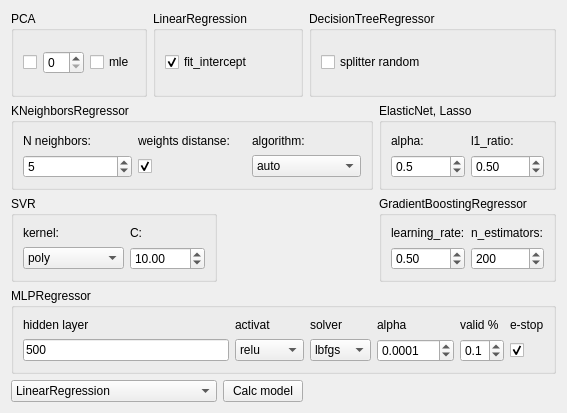
Before: the Qt Designer form qt/regression_form.ui in idergunoff/domanic, drawn with Qt 5.
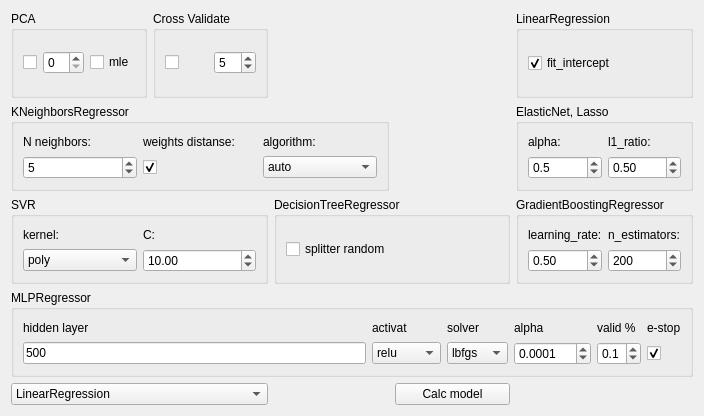
After: the same form once the commit is applied.

Commit message: regression, cross-val

```diff
--- a/qt/regression_form.ui
+++ b/qt/regression_form.ui
@@ -6,14 +6,21 @@
    <rect>
     <x>0</x>
     <y>0</y>
-    <width>567</width>
-    <height>413</height>
+    <width>704</width>
+    <height>416</height>
    </rect>
   </property>
   <property name="windowTitle">
    <string>Regression</string>
   </property>
-  <layout class="QGridLayout" name="gridLayout_9">
+  <layout class="QGridLayout" name="gridLayout_10">
+   <item row="4" column="3">
+    <widget class="QPushButton" name="pushButton_calc_model">
+     <property name="text">
+      <string>Calc model</string>
+     </property>
+    </widget>
+   </item>
    <item row="0" column="0">
     <widget class="QGroupBox" name="groupBox_8">
      <property name="title">
@@ -40,200 +47,6 @@
      </layout>
     </widget>
    </item>
-   <item row="0" column="1" colspan="2">
-    <widget class="QGroupBox" name="groupBox">
-     <property name="title">
-      <string>LinearRegression</string>
-     </property>
-     <layout class="QGridLayout" name="gridLayout">
-      <item row="0" column="0">
-       <widget class="QCheckBox" name="checkBox_fit_intercept">
-        <property name="toolTip">
-         <string>Определяет, нужно ли добавлять свободный член (пересечение) в модель. Если fit_intercept включен, то модель будет иметь угол наклона и свободный член (смещение). Если fit_intercept отключен, то угол наклона будет определен без свободного члена.</string>
-        </property>
-        <property name="text">
-         <string>fit_intercept</string>
-        </property>
-        <property name="checked">
-         <bool>true</bool>
-        </property>
-       </widget>
-      </item>
-     </layout>
-    </widget>
-   </item>
-   <item row="0" column="3" colspan="2">
-    <widget class="QGroupBox" name="groupBox_3">
-     <property name="title">
-      <string>DecisionTreeRegressor</string>
-     </property>
-     <layout class="QGridLayout" name="gridLayout_2">
-      <item row="0" column="0">
-       <widget class="QCheckBox" name="checkBox_splitter_rnd">
-        <property name="toolTip">
-         <string>Стратегия, используемая для выбора разделения в узлах. Возможные значения - &quot;best&quot; (выбирается лучшее разделение) или &quot;random&quot; (выбирается случайное разделение)</string>
-        </property>
-        <property name="text">
-         <string>splitter random</string>
-        </property>
-       </widget>
-      </item>
-     </layout>
-    </widget>
-   </item>
-   <item row="1" column="0" colspan="4">
-    <widget class="QGroupBox" name="groupBox_4">
-     <property name="title">
-      <string>KNeighborsRegressor</string>
-     </property>
-     <layout class="QGridLayout" name="gridLayout_4">
-      <item row="0" column="1">
-       <widget class="QLabel" name="label_41">
-        <property name="toolTip">
-         <string>Если выключено, все ближайшие соседи вносят одинаковый вклад в прогноз, если включено вклад каждого соседа зависит от его расстояния до целевой точки.</string>
-        </property>
-        <property name="text">
-         <string>weights distanse:</string>
-        </property>
-       </widget>
-      </item>
-      <item row="0" column="2">
-       <widget class="QLabel" name="label_36">
-        <property name="toolTip">
-         <string>Выбор определенного алгоритма может ускорить вычисления для больших данных</string>
-        </property>
-        <property name="text">
-         <string>algorithm:</string>
-        </property>
-       </widget>
-      </item>
-      <item row="0" column="0">
-       <widget class="QLabel" name="label_39">
-        <property name="accessibleName">
-         <string>Количество ближайших соседей, которые будут использованы для прогнозирования значения.</string>
-        </property>
-        <property name="text">
-         <string>N neighbors:</string>
-        </property>
-       </widget>
-      </item>
-      <item row="1" column="0">
-       <widget class="QSpinBox" name="spinBox_neighbors">
-        <property name="accessibleName">
-         <string>Количество ближайших соседей, которые будут использованы для прогнозирования значения.</string>
-        </property>
-        <property name="minimum">
-         <number>1</number>
-        </property>
-        <property name="maximum">
-         <number>1000</number>
-        </property>
-        <property name="value">
-         <number>5</number>
-        </property>
-       </widget>
-      </item>
-      <item row="1" column="2">
-       <widget class="QComboBox" name="comboBox_knn_algorithm">
-        <property name="toolTip">
-         <string>Выбор определенного алгоритма может ускорить вычисления для больших данных</string>
-        </property>
-        <item>
-         <property name="text">
-          <string>auto</string>
-         </property>
-        </item>
-        <item>
-         <property name="text">
-          <string>ball_tree</string>
-         </property>
-        </item>
-        <item>
-         <property name="text">
-          <string>kd_tree</string>
-         </property>
-        </item>
-        <item>
-         <property name="text">
-          <string>brute</string>
-         </property>
-        </item>
-       </widget>
-      </item>
-      <item row="1" column="1">
-       <widget class="QCheckBox" name="checkBox_knn_weights">
-        <property name="toolTip">
-         <string>Если выключено, все ближайшие соседи вносят одинаковый вклад в прогноз, если включено вклад каждого соседа зависит от его расстояния до целевой точки.</string>
-        </property>
-        <property name="text">
-         <string/>
-        </property>
-        <property name="checked">
-         <bool>true</bool>
-        </property>
-       </widget>
-      </item>
-     </layout>
-    </widget>
-   </item>
-   <item row="1" column="4">
-    <widget class="QGroupBox" name="groupBox_2">
-     <property name="title">
-      <string>ElasticNet, Lasso</string>
-     </property>
-     <layout class="QGridLayout" name="gridLayout_3">
-      <item row="0" column="0">
-       <widget class="QLabel" name="label">
-        <property name="toolTip">
-         <string>Этот параметр контролирует общую силу регуляризации.</string>
-        </property>
-        <property name="text">
-         <string>alpha:</string>
-        </property>
-       </widget>
-      </item>
-      <item row="0" column="1">
-       <widget class="QLabel" name="label_2">
-        <property name="toolTip">
-         <string>Этот параметр определяет смешивание регрессии L1 и L2 в ElasticNet. Значение l1_ratio находится в диапазоне от 0 до 1. Когда l1_ratio = 0, это эквивалентно регрессии L2 (Ridge). Когда l1_ratio = 1, это эквивалентно регрессии L1 (Lasso). При значениях между 0 и 1, это комбинация обеих регрессий.</string>
-        </property>
-        <property name="text">
-         <string>l1_ratio:</string>
-        </property>
-       </widget>
-      </item>
-      <item row="1" column="0">
-       <widget class="QDoubleSpinBox" name="doubleSpinBox_alpha">
-        <property name="toolTip">
-         <string>Этот параметр контролирует общую силу регуляризации.</string>
-        </property>
-        <property name="decimals">
-         <number>1</number>
-        </property>
-        <property name="value">
-         <double>0.500000000000000</double>
-        </property>
-       </widget>
-      </item>
-      <item row="1" column="1">
-       <widget class="QDoubleSpinBox" name="doubleSpinBox_l1_ratio">
-        <property name="toolTip">
-         <string>Этот параметр определяет смешивание регрессии L1 и L2 в ElasticNet. Значение l1_ratio находится в диапазоне от 0 до 1. Когда l1_ratio = 0, это эквивалентно регрессии L2 (Ridge). Когда l1_ratio = 1, это эквивалентно регрессии L1 (Lasso). При значениях между 0 и 1, это комбинация обеих регрессий.</string>
-        </property>
-        <property name="decimals">
-         <number>2</number>
-        </property>
-        <property name="maximum">
-         <double>1.000000000000000</double>
-        </property>
-        <property name="value">
-         <double>0.500000000000000</double>
-        </property>
-       </widget>
-      </item>
-     </layout>
-    </widget>
-   </item>
    <item row="2" column="0" colspan="2">
     <widget class="QGroupBox" name="groupBox_5">
      <property name="title">
@@ -308,64 +121,58 @@
      </layout>
     </widget>
    </item>
-   <item row="2" column="4">
-    <widget class="QGroupBox" name="groupBox_6">
+   <item row="1" column="4">
+    <widget class="QGroupBox" name="groupBox_2">
      <property name="title">
-      <string>GradientBoostingRegressor</string>
+      <string>ElasticNet, Lasso</string>
      </property>
-     <layout class="QGridLayout" name="gridLayout_6">
+     <layout class="QGridLayout" name="gridLayout_3">
       <item row="0" column="0">
-       <widget class="QLabel" name="label_5">
+       <widget class="QLabel" name="label">
         <property name="toolTip">
          <string>Этот параметр контролирует величину шага при обновлении весов моделей на каждой итерации бустинга. Меньшие значения learning_rate требуют большего числа деревьев для достижения хорошей точности, но могут улучшить устойчивость модели.</string>
         </property>
         <property name="text">
-         <string>learning_rate:</string>
+         <string>alpha:</string>
         </property>
        </widget>
       </item>
       <item row="0" column="1">
-       <widget class="QLabel" name="label_6">
+       <widget class="QLabel" name="label_2">
         <property name="toolTip">
          <string>Это количество базовых моделей (например, деревьев решений), которые будут объединены для создания финальной модели. Большее количество деревьев может улучшить точность модели, но также увеличит время обучения. </string>
         </property>
         <property name="text">
-         <string>n_estimators:</string>
+         <string>l1_ratio:</string>
         </property>
        </widget>
       </item>
       <item row="1" column="0">
-       <widget class="QDoubleSpinBox" name="doubleSpinBox_learning_rate">
+       <widget class="QDoubleSpinBox" name="doubleSpinBox_alpha">
         <property name="toolTip">
          <string>Этот параметр контролирует величину шага при обновлении весов моделей на каждой итерации бустинга. Меньшие значения learning_rate требуют большего числа деревьев для достижения хорошей точности, но могут улучшить устойчивость модели.</string>
         </property>
-        <property name="minimum">
-         <double>0.010000000000000</double>
-        </property>
-        <property name="singleStep">
-         <double>0.100000000000000</double>
-        </property>
-        <property name="value">
-         <double>0.500000000000000</double>
-        </property>
-       </widget>
-      </item>
-      <item row="1" column="1">
-       <widget class="QSpinBox" name="spinBox_n_estimators">
-        <property name="toolTip">
-         <string>Это количество базовых моделей (например, деревьев решений), которые будут объединены для создания финальной модели. Большее количество деревьев может улучшить точность модели, но также увеличит время обучения. </string>
-        </property>
-        <property name="minimum">
+        <property name="decimals">
          <number>1</number>
         </property>
+        <property name="value">
+         <double>0.500000000000000</double>
+        </property>
+       </widget>
+      </item>
+      <item row="1" column="1">
+       <widget class="QDoubleSpinBox" name="doubleSpinBox_l1_ratio">
+        <property name="toolTip">
+         <string>Этот параметр определяет смешивание регрессии L1 и L2 в ElasticNet. Значение l1_ratio находится в диапазоне от 0 до 1. Когда l1_ratio = 0, это эквивалентно регрессии L2 (Ridge). Когда l1_ratio = 1, это эквивалентно регрессии L1 (Lasso). При значениях между 0 и 1, это комбинация обеих регрессий.</string>
+        </property>
+        <property name="decimals">
+         <number>2</number>
+        </property>
         <property name="maximum">
-         <number>1000</number>
-        </property>
-        <property name="singleStep">
-         <number>50</number>
+         <double>1.000000000000000</double>
         </property>
         <property name="value">
-         <number>200</number>
+         <double>0.500000000000000</double>
         </property>
        </widget>
       </item>
@@ -598,11 +405,230 @@
      </item>
     </widget>
    </item>
-   <item row="4" column="2">
-    <widget class="QPushButton" name="pushButton_calc_model">
-     <property name="text">
-      <string>Calc model</string>
+   <item row="0" column="4">
+    <widget class="QGroupBox" name="groupBox">
+     <property name="title">
+      <string>LinearRegression</string>
      </property>
+     <layout class="QGridLayout" name="gridLayout">
+      <item row="0" column="0">
+       <widget class="QCheckBox" name="checkBox_fit_intercept">
+        <property name="toolTip">
+         <string>Определяет, нужно ли добавлять свободный член (пересечение) в модель. Если fit_intercept включен, то модель будет иметь угол наклона и свободный член (смещение). Если fit_intercept отключен, то угол наклона будет определен без свободного члена.</string>
+        </property>
+        <property name="text">
+         <string>fit_intercept</string>
+        </property>
+        <property name="checked">
+         <bool>true</bool>
+        </property>
+       </widget>
+      </item>
+     </layout>
+    </widget>
+   </item>
+   <item row="0" column="1">
+    <widget class="QGroupBox" name="groupBox_9">
+     <property name="title">
+      <string>Cross Validate</string>
+     </property>
+     <layout class="QGridLayout" name="gridLayout_9">
+      <item row="0" column="1">
+       <widget class="QSpinBox" name="spinBox_n_cross_val">
+        <property name="minimum">
+         <number>2</number>
+        </property>
+        <property name="value">
+         <number>5</number>
+        </property>
+       </widget>
+      </item>
+      <item row="0" column="0">
+       <widget class="QCheckBox" name="checkBox_cross_val">
+        <property name="text">
+         <string/>
+        </property>
+       </widget>
+      </item>
+     </layout>
+    </widget>
+   </item>
+   <item row="1" column="0" colspan="3">
+    <widget class="QGroupBox" name="groupBox_4">
+     <property name="title">
+      <string>KNeighborsRegressor</string>
+     </property>
+     <layout class="QGridLayout" name="gridLayout_4">
+      <item row="0" column="1">
+       <widget class="QLabel" name="label_41">
+        <property name="toolTip">
+         <string>Если выключено, все ближайшие соседи вносят одинаковый вклад в прогноз, если включено вклад каждого соседа зависит от его расстояния до целевой точки.</string>
+        </property>
+        <property name="text">
+         <string>weights distanse:</string>
+        </property>
+       </widget>
+      </item>
+      <item row="0" column="2">
+       <widget class="QLabel" name="label_36">
+        <property name="toolTip">
+         <string>Выбор определенного алгоритма может ускорить вычисления для больших данных</string>
+        </property>
+        <property name="text">
+         <string>algorithm:</string>
+        </property>
+       </widget>
+      </item>
+      <item row="0" column="0">
+       <widget class="QLabel" name="label_39">
+        <property name="accessibleName">
+         <string>Количество ближайших соседей, которые будут использованы для прогнозирования значения.</string>
+        </property>
+        <property name="text">
+         <string>N neighbors:</string>
+        </property>
+       </widget>
+      </item>
+      <item row="1" column="0">
+       <widget class="QSpinBox" name="spinBox_neighbors">
+        <property name="accessibleName">
+         <string>Количество ближайших соседей, которые будут использованы для прогнозирования значения.</string>
+        </property>
+        <property name="minimum">
+         <number>1</number>
+        </property>
+        <property name="maximum">
+         <number>1000</number>
+        </property>
+        <property name="value">
+         <number>5</number>
+        </property>
+       </widget>
+      </item>
+      <item row="1" column="2">
+       <widget class="QComboBox" name="comboBox_knn_algorithm">
+        <property name="toolTip">
+         <string>Выбор определенного алгоритма может ускорить вычисления для больших данных</string>
+        </property>
+        <item>
+         <property name="text">
+          <string>auto</string>
+         </property>
+        </item>
+        <item>
+         <property name="text">
+          <string>ball_tree</string>
+         </property>
+        </item>
+        <item>
+         <property name="text">
+          <string>kd_tree</string>
+         </property>
+        </item>
+        <item>
+         <property name="text">
+          <string>brute</string>
+         </property>
+        </item>
+       </widget>
+      </item>
+      <item row="1" column="1">
+       <widget class="QCheckBox" name="checkBox_knn_weights">
+        <property name="toolTip">
+         <string>Если выключено, все ближайшие соседи вносят одинаковый вклад в прогноз, если включено вклад каждого соседа зависит от его расстояния до целевой точки.</string>
+        </property>
+        <property name="text">
+         <string/>
+        </property>
+        <property name="checked">
+         <bool>true</bool>
+        </property>
+       </widget>
+      </item>
+     </layout>
+    </widget>
+   </item>
+   <item row="2" column="2" colspan="2">
+    <widget class="QGroupBox" name="groupBox_3">
+     <property name="title">
+      <string>DecisionTreeRegressor</string>
+     </property>
+     <layout class="QGridLayout" name="gridLayout_2">
+      <item row="0" column="0">
+       <widget class="QCheckBox" name="checkBox_splitter_rnd">
+        <property name="toolTip">
+         <string>Стратегия, используемая для выбора разделения в узлах. Возможные значения - &quot;best&quot; (выбирается лучшее разделение) или &quot;random&quot; (выбирается случайное разделение)</string>
+        </property>
+        <property name="text">
+         <string>splitter random</string>
+        </property>
+       </widget>
+      </item>
+     </layout>
+    </widget>
+   </item>
+   <item row="2" column="4">
+    <widget class="QGroupBox" name="groupBox_6">
+     <property name="title">
+      <string>GradientBoostingRegressor</string>
+     </property>
+     <layout class="QGridLayout" name="gridLayout_6">
+      <item row="0" column="0">
+       <widget class="QLabel" name="label_5">
+        <property name="toolTip">
+         <string>Этот параметр контролирует величину шага при обновлении весов моделей на каждой итерации бустинга. Меньшие значения learning_rate требуют большего числа деревьев для достижения хорошей точности, но могут улучшить устойчивость модели.</string>
+        </property>
+        <property name="text">
+         <string>learning_rate:</string>
+        </property>
+       </widget>
+      </item>
+      <item row="0" column="1">
+       <widget class="QLabel" name="label_6">
+        <property name="toolTip">
+         <string>Это количество базовых моделей (например, деревьев решений), которые будут объединены для создания финальной модели. Большее количество деревьев может улучшить точность модели, но также увеличит время обучения. </string>
+        </property>
+        <property name="text">
+         <string>n_estimators:</string>
+        </property>
+       </widget>
+      </item>
+      <item row="1" column="0">
+       <widget class="QDoubleSpinBox" name="doubleSpinBox_learning_rate">
+        <property name="toolTip">
+         <string>Этот параметр контролирует величину шага при обновлении весов моделей на каждой итерации бустинга. Меньшие значения learning_rate требуют большего числа деревьев для достижения хорошей точности, но могут улучшить устойчивость модели.</string>
+        </property>
+        <property name="minimum">
+         <double>0.010000000000000</double>
+        </property>
+        <property name="singleStep">
+         <double>0.100000000000000</double>
+        </property>
+        <property name="value">
+         <double>0.500000000000000</double>
+        </property>
+       </widget>
+      </item>
+      <item row="1" column="1">
+       <widget class="QSpinBox" name="spinBox_n_estimators">
+        <property name="toolTip">
+         <string>Это количество базовых моделей (например, деревьев решений), которые будут объединены для создания финальной модели. Большее количество деревьев может улучшить точность модели, но также увеличит время обучения. </string>
+        </property>
+        <property name="minimum">
+         <number>1</number>
+        </property>
+        <property name="maximum">
+         <number>1000</number>
+        </property>
+        <property name="singleStep">
+         <number>50</number>
+        </property>
+        <property name="value">
+         <number>200</number>
+        </property>
+       </widget>
+      </item>
+     </layout>
     </widget>
    </item>
   </layout>
```
Left out of the diff: 6 changed lines with no effect on the pictures. The commit also changes 3 other files.
